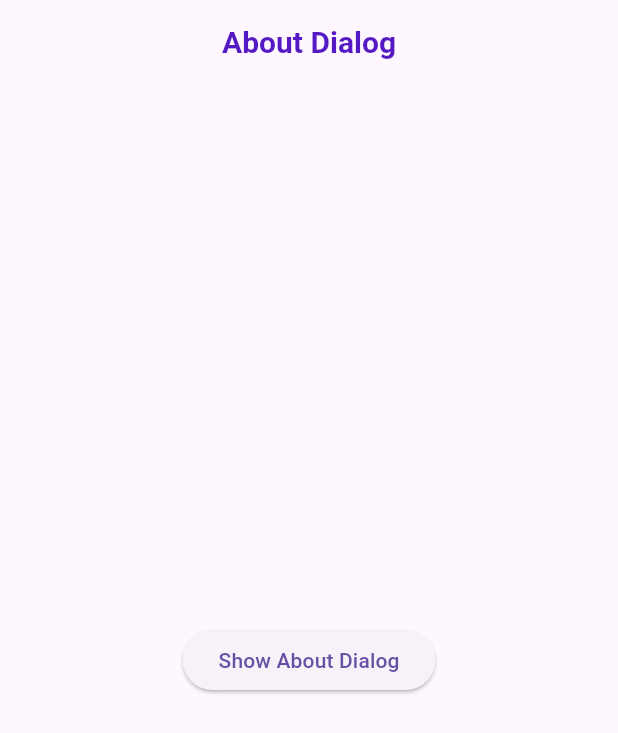
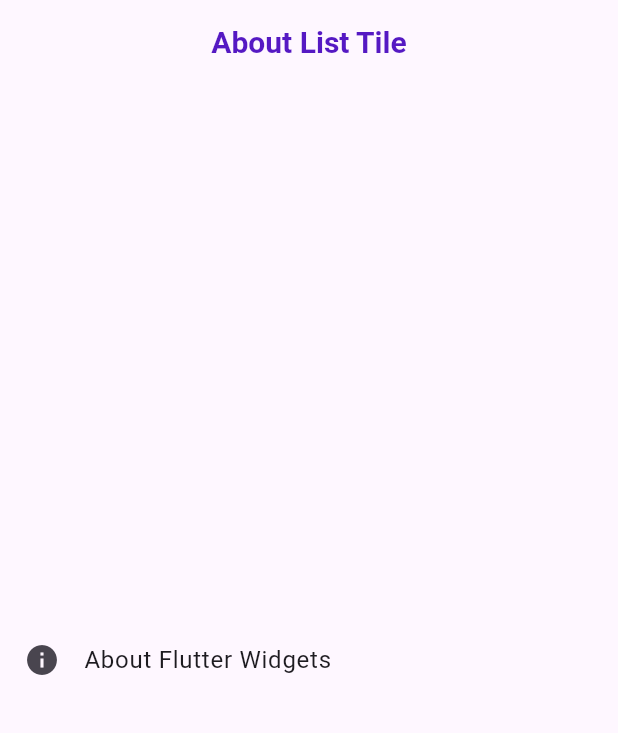
Before and after one commit to moshiurr4766/Flutter-Widgets-Focus-On-UI, a Flutter app: the screen it shows after launch, on a phone screen of 412 x 824 dp. Shown: the top 733 px of the screen. Run offline on Flutter 3.47's test engine with Material 3 defaults, Android fonts, the phone set to English and light mode, and no system bars.

Commit message:
Flutter AboutListTile Widget

```diff
--- /dev/null
+++ b/lib/Widgets/w002.dart
@@ -0,0 +1,34 @@
+import 'package:flutter/material.dart';
+
+class AboutListTileExample extends StatelessWidget {
+  const AboutListTileExample({super.key});
+
+  @override
+  Widget build(BuildContext context) {
+    return Scaffold(
+      appBar: AppBar(
+        title: const Text(
+          "About List Tile",
+          style: TextStyle(
+            color: Color.fromARGB(255, 85, 25, 195),
+            fontSize: 20,
+            fontWeight: FontWeight.bold,
+          ),
+        ),
+        centerTitle: true,
+      ),
+      body: Center(
+        child: AboutListTile(
+          icon: const Icon(Icons.info),
+          applicationName: "Flutter Widgets",
+          applicationVersion: "1.0.0",
+          applicationIcon: const FlutterLogo(),
+          applicationLegalese: "© 2024 Flutter Widgets",
+          aboutBoxChildren: const [
+            Text("AboutListTile widget in Flutter."),
+          ],
+        ),
+      ),
+    );
+  }
+}
--- a/lib/main.dart
+++ b/lib/main.dart
@@ -1,6 +1,7 @@
 import 'package:flutter/material.dart';
 import 'package:flutter_widgets/Widgets/home.dart';
 import 'package:flutter_widgets/Widgets/w001.dart';
+import 'package:flutter_widgets/Widgets/w002.dart';
 
 void main() {
   runApp(const MyWidget());
@@ -13,10 +14,11 @@ class MyWidget extends StatelessWidget {
   Widget build(BuildContext context) {
     return MaterialApp(
       debugShowCheckedModeBanner: false,
-      initialRoute: 'w001',
+      initialRoute: 'w002',
       routes: {
         '/': (context) => const MyAPP(),
         'w001': (context) => const AboutDialogExample(),
+        'w002': (context) => const AboutListTileExample(),
       },
     );
   }
```
Also changed, not shown: Output/w002.png (added).
